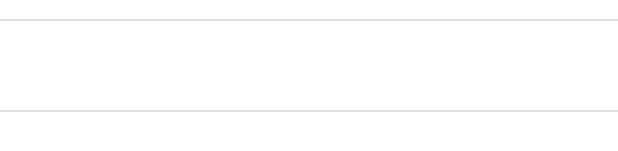
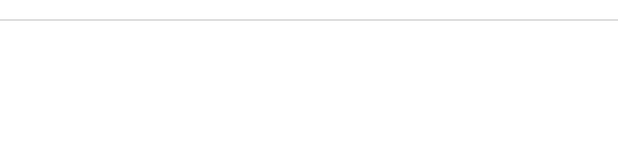
Before and after one commit to Armapillow/redvoznje, an Android app: the layout directions_form.xml on its own in the app's theme, with its tools: preview values and no code run, on a phone screen of 412 x 824 dp. Shown: the part 278-429 px from the top of the screen. Run offline under Robolectric (Android 15) with nearby library versions, the phone set to English and light mode, and no system bars.

Commit message:
Bolji nacin log-ovanja
Umesto prikazivanja u TextView-u, koristi se `Log.d`

```diff
--- a/app/src/main/res/layout/directions_form.xml
+++ b/app/src/main/res/layout/directions_form.xml
@@ -198,14 +198,6 @@
 
     </LinearLayout>
 
-    <TextView
-        android:id="@+id/textViewHelper"
-        android:layout_width="match_parent"
-        android:layout_height="wrap_content"
-        android:layout_margin="20dp"
-        android:text="" />
-
-
     <ListView
         android:layout_width="match_parent"
         android:layout_height="wrap_content"
```
Also changed, not shown: app/src/main/java/com/example/redvoznje/MainActivity.java (+6 -10 lines).
